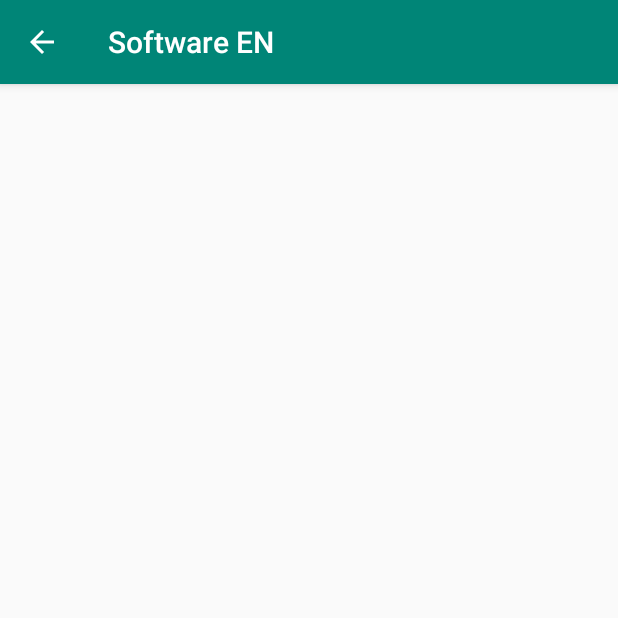
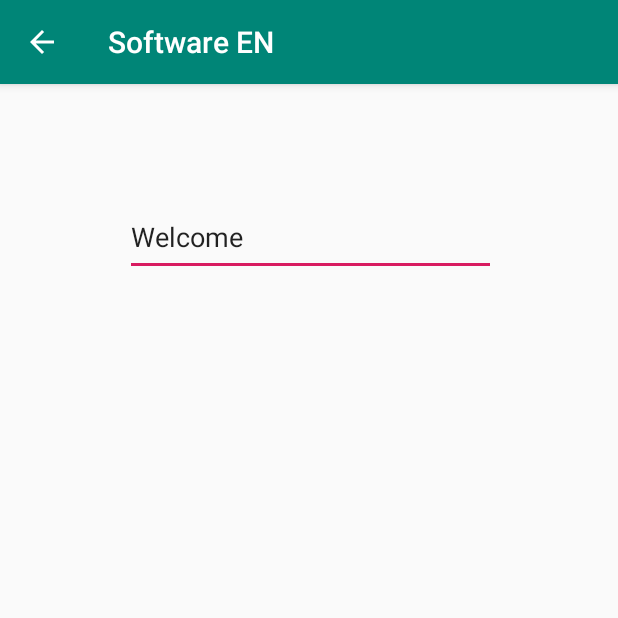
Before and after one commit to acamara2016/AppTracker, an Android app: the home_profile screen opened directly, with no data from a screen before it, on a phone screen of 412 x 824 dp, the top half of it. Run offline under Robolectric (Android 15) with nearby library versions, the phone set to English and light mode, and no system bars.

Commit message:
Merge branch 'local' of C:\Users\smasi\git2\meddev with conflicts.

```diff
--- a/app/src/main/res/layout/activity_home_profile.xml
+++ b/app/src/main/res/layout/activity_home_profile.xml
@@ -4,4 +4,22 @@
     xmlns:tools="http://schemas.android.com/tools"
     android:layout_width="match_parent"
     android:layout_height="match_parent"
-    tools:context=".home_profile"/>
+    tools:context=".home_profile">
+
+    <EditText
+        android:id="@+id/home_profile_Welcome"
+        android:layout_width="247dp"
+        android:layout_height="51dp"
+        android:layout_marginStart="83dp"
+        android:layout_marginTop="58dp"
+        android:layout_marginEnd="81dp"
+        android:layout_marginBottom="622dp"
+        android:ems="10"
+        android:inputType="textPersonName"
+        android:text="Welcome "
+        app:layout_constraintBottom_toBottomOf="parent"
+        app:layout_constraintEnd_toEndOf="parent"
+        app:layout_constraintStart_toStartOf="parent"
+        app:layout_constraintTop_toTopOf="parent" />
+
+</androidx.constraintlayout.widget.ConstraintLayout>
```
